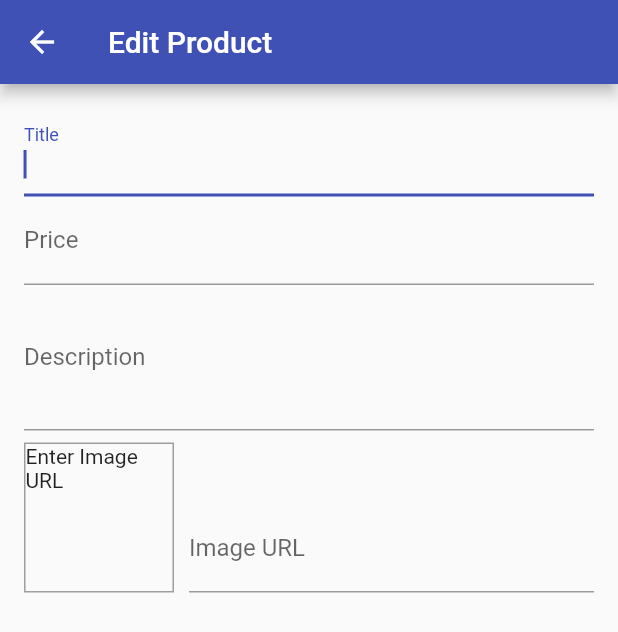
After one commit to BiswajitKrPaul/shopapp, a Flutter app: the AddEditProduct screen opened by its route, on a phone screen of 412 x 824 dp. The commit adds this screen. Shown: the top 632 px of the screen. Run offline on Flutter 3.47's test engine with Material 2 defaults, Android fonts, the phone set to English and light mode, and no system bars; our stand-ins replace badges; network calls fail.

Commit message:
Form added for adding a product.

```diff
--- a/lib/main.dart
+++ b/lib/main.dart
@@ -3,6 +3,7 @@ import 'package:provider/provider.dart';
 import 'package:shopapp/providers/cart.dart';
 import 'package:shopapp/providers/orders.dart';
 import 'package:shopapp/providers/product_list_provider.dart';
+import 'package:shopapp/routes/add_edit_product.dart';
 import 'package:shopapp/routes/cart_home.dart';
 import 'package:shopapp/routes/manage_product.dart';
 import 'package:shopapp/routes/order_home.dart';
@@ -51,6 +52,7 @@ class MyApp extends StatelessWidget {
           CartHome.routeName: (ctx) => CartHome(),
           OrderHome.routeName: (ctx) => OrderHome(),
           ManageProduct.routeName: (ctx) => ManageProduct(),
+          AddEditProduct.routeName: (ctx) => AddEditProduct(),
         },
       ),
     );
--- /dev/null
+++ b/lib/routes/add_edit_product.dart
@@ -0,0 +1,122 @@
+import 'package:flutter/material.dart';
+
+class AddEditProduct extends StatefulWidget {
+  static const String routeName = '/AddEditProduct';
+  const AddEditProduct({Key key}) : super(key: key);
+
+  @override
+  _AddEditProductState createState() => _AddEditProductState();
+}
+
+class _AddEditProductState extends State<AddEditProduct> {
+  final _priceFocusNode = FocusNode();
+  final _descriptionFocusNode = FocusNode();
+  final _imageUrlController = TextEditingController();
+  final _imageFocus = FocusNode();
+
+  @override
+  void initState() {
+    super.initState();
+    _imageFocus.addListener(updateImage);
+  }
+
+  @override
+  void dispose() {
+    _imageFocus.removeListener(updateImage);
+    _priceFocusNode.dispose();
+    _descriptionFocusNode.dispose();
+    _imageUrlController.dispose();
+    _imageFocus.dispose();
+    super.dispose();
+  }
+
+  void updateImage() {
+    if (!_imageFocus.hasFocus) {
+      setState(() {});
+    }
+  }
+
+  @override
+  Widget build(BuildContext context) {
+    return Scaffold(
+      appBar: AppBar(
+        title: Text('Edit Product'),
+      ),
+      body: Padding(
+        padding: const EdgeInsets.all(16.0),
+        child: Form(
+          child: SingleChildScrollView(
+            child: Column(
+              children: [
+                TextFormField(
+                  decoration: InputDecoration(
+                    labelText: 'Title',
+                  ),
+                  textInputAction: TextInputAction.next,
+                  keyboardType: TextInputType.text,
+                  autofocus: true,
+                  onFieldSubmitted: (val) =>
+                      FocusScope.of(context).requestFocus(_priceFocusNode),
+                ),
+                TextFormField(
+                  decoration: InputDecoration(
+                    labelText: 'Price',
+                  ),
+                  keyboardType: TextInputType.number,
+                  focusNode: _priceFocusNode,
+                  textInputAction: TextInputAction.next,
+                  onFieldSubmitted: (val) => FocusScope.of(context)
+                      .requestFocus(_descriptionFocusNode),
+                ),
+                TextFormField(
+                  decoration: InputDecoration(
+                    labelText: 'Description',
+                  ),
+                  maxLines: 3,
+                  focusNode: _descriptionFocusNode,
+                  keyboardType: TextInputType.multiline,
+                ),
+                Row(
+                  crossAxisAlignment: CrossAxisAlignment.end,
+                  children: [
+                    Container(
+                      width: 100,
+                      height: 100,
+                      decoration: BoxDecoration(
+                        border: Border.all(
+                          width: 1,
+                          color: Colors.grey,
+                        ),
+                      ),
+                      margin: EdgeInsets.only(
+                        top: 8,
+                        right: 10,
+                      ),
+                      child: _imageUrlController.text.isEmpty
+                          ? Text('Enter Image URL')
+                          : FittedBox(
+                              child: Image.network(_imageUrlController.text),
+                              fit: BoxFit.contain,
+                            ),
+                    ),
+                    Expanded(
+                      child: TextFormField(
+                        decoration: InputDecoration(
+                          labelText: 'Image URL',
+                        ),
+                        keyboardType: TextInputType.url,
+                        controller: _imageUrlController,
+                        textInputAction: TextInputAction.done,
+                        focusNode: _imageFocus,
+                      ),
+                    ),
+                  ],
+                )
+              ],
+            ),
+          ),
+        ),
+      ),
+    );
+  }
+}
--- a/lib/routes/manage_product.dart
+++ b/lib/routes/manage_product.dart
@@ -1,6 +1,7 @@
 import 'package:flutter/material.dart';
 import 'package:provider/provider.dart';
 import 'package:shopapp/providers/product_list_provider.dart';
+import 'package:shopapp/routes/add_edit_product.dart';
 import 'package:shopapp/widgets/maindrawer.dart';
 import 'package:shopapp/widgets/manage_order_item_view.dart';
 
@@ -18,7 +19,9 @@ class ManageProduct extends StatelessWidget {
             icon: Icon(
               Icons.add,
             ),
-            onPressed: () {},
+            onPressed: () {
+              Navigator.of(context).pushNamed(AddEditProduct.routeName);
+            },
           ),
         ],
       ),
```
